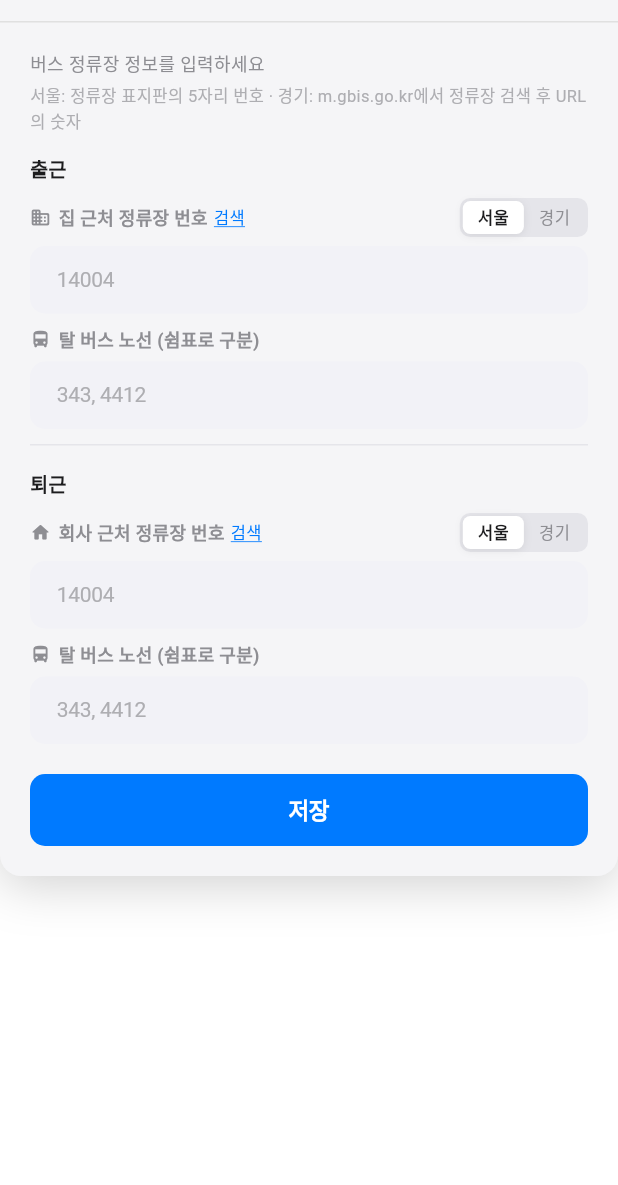
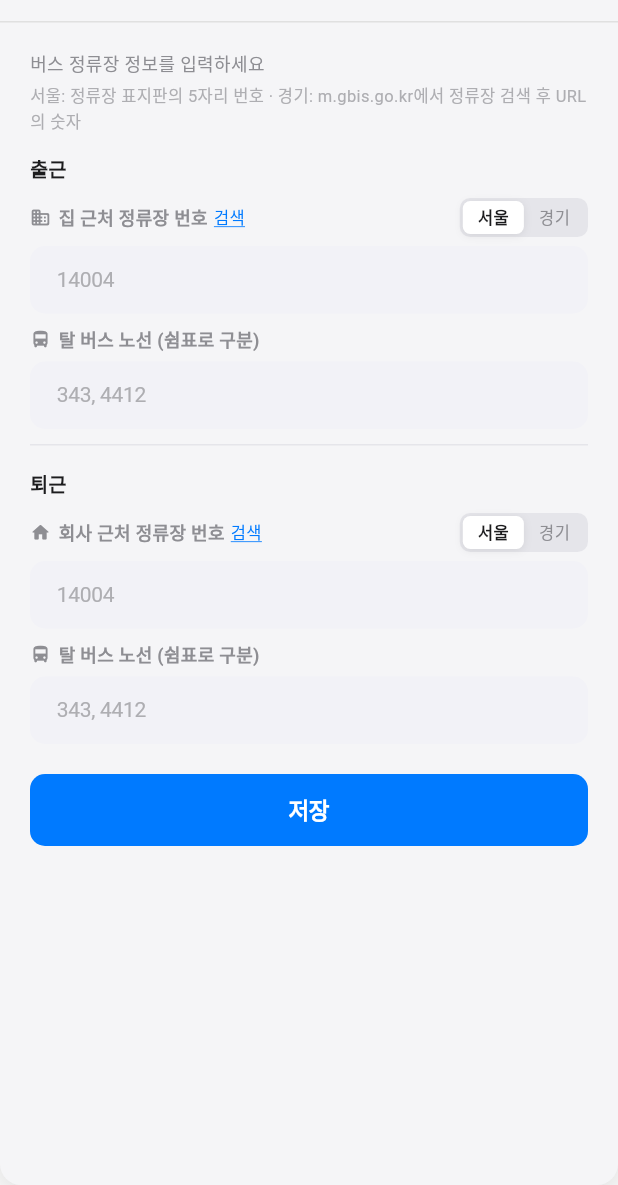
Before and after one commit to huhyoujung/leavenow, a Flutter app: the screen it shows after launch, on a phone screen of 412 x 824 dp, the part 51-1236 px from its top. Run offline on Flutter 3.47's test engine with Material 3 defaults, Android fonts, the phone set to English and light mode, and no system bars; our stand-ins replace dio, shared_preferences; missing offline and left inert: window_manager; Roboto replaces fonts that are missing (.AppleSystemUIFont); statements that could not run were skipped.

Commit message:
fix: 설정 창 스크롤 안 되는 문제 수정

```diff
--- a/lib/platforms/macos/settings_window.dart
+++ b/lib/platforms/macos/settings_window.dart
@@ -52,7 +52,8 @@ class _SettingsWindowState extends State<SettingsWindow> {
       body: Column(
         crossAxisAlignment: CrossAxisAlignment.stretch,
         children: [
-          Container(
+          Expanded(
+          child: Container(
             decoration: BoxDecoration(
               color: const Color(0xFFF5F5F7),
               borderRadius: BorderRadius.circular(14),
@@ -68,7 +69,6 @@ class _SettingsWindowState extends State<SettingsWindow> {
             child: ClipRRect(
               borderRadius: BorderRadius.circular(14),
               child: Column(
-                mainAxisSize: MainAxisSize.min,
                 children: [
                   _buildTitleBar(),
                   const Divider(height: 1, thickness: 1, color: Color(0xFFE0E0E0)),
@@ -177,7 +177,7 @@ class _SettingsWindowState extends State<SettingsWindow> {
               ),
             ),
           ),
-          const Expanded(child: SizedBox()),
+          ),
         ],
       ),
     );
```
